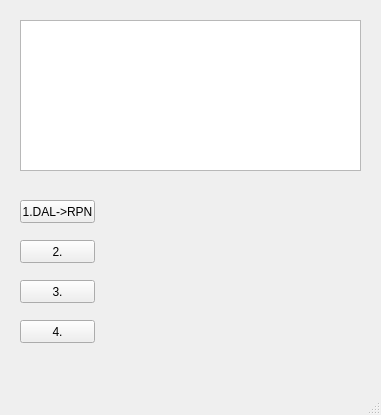
First picture: the form in src/mainWindow.ui, repository tomotsune/analytic_expression, before the edit.
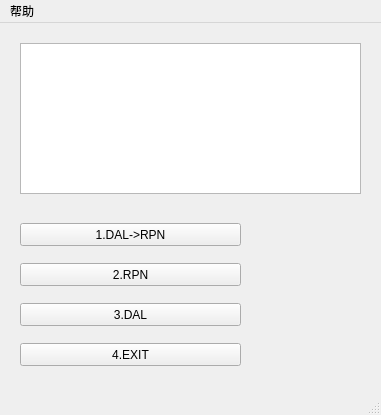
Second picture: the form after the edit.

Patch:
```diff
--- a/src/mainWindow.ui
+++ b/src/mainWindow.ui
@@ -26,13 +26,19 @@
       <height>151</height>
      </rect>
     </property>
+    <property name="font">
+     <font>
+      <family>Agency FB</family>
+      <pointsize>12</pointsize>
+     </font>
+    </property>
    </widget>
    <widget class="QPushButton" name="btn_1">
     <property name="geometry">
      <rect>
       <x>20</x>
       <y>200</y>
-      <width>75</width>
+      <width>221</width>
       <height>23</height>
      </rect>
     </property>
@@ -45,12 +51,12 @@
      <rect>
       <x>20</x>
       <y>240</y>
-      <width>75</width>
+      <width>221</width>
       <height>23</height>
      </rect>
     </property>
     <property name="text">
-     <string>2.</string>
+     <string>2.RPN</string>
     </property>
    </widget>
    <widget class="QPushButton" name="btn_3">
@@ -58,12 +64,12 @@
      <rect>
       <x>20</x>
       <y>280</y>
-      <width>75</width>
+      <width>221</width>
       <height>23</height>
      </rect>
     </property>
     <property name="text">
-     <string>3.</string>
+     <string>3.DAL</string>
     </property>
    </widget>
    <widget class="QPushButton" name="btn_4">
@@ -71,12 +77,12 @@
      <rect>
       <x>20</x>
       <y>320</y>
-      <width>75</width>
+      <width>221</width>
       <height>23</height>
      </rect>
     </property>
     <property name="text">
-     <string>4.</string>
+     <string>4.EXIT</string>
     </property>
    </widget>
   </widget>
@@ -89,6 +95,13 @@
      <height>22</height>
     </rect>
    </property>
+   <widget class="QMenu" name="menu">
+    <property name="title">
+     <string>帮助</string>
+    </property>
+    <addaction name="readMe"/>
+   </widget>
+   <addaction name="menu"/>
   </widget>
   <widget class="QStatusBar" name="statusbar"/>
  </widget>
```
Left out of the diff: 72 changed lines with no effect on the pictures.
